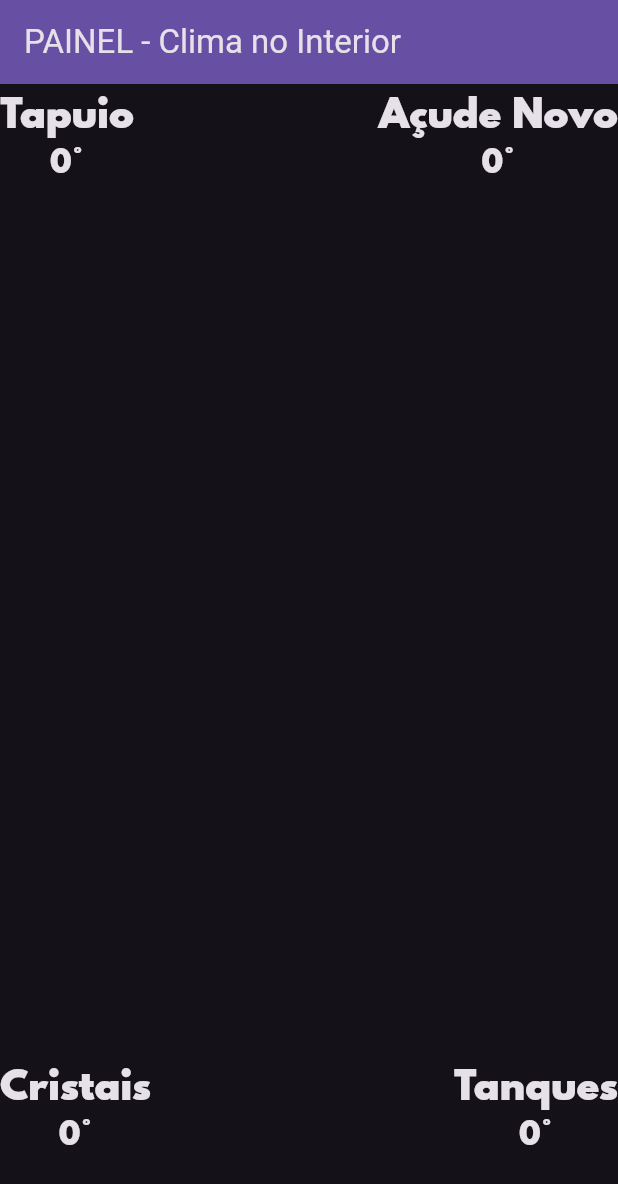
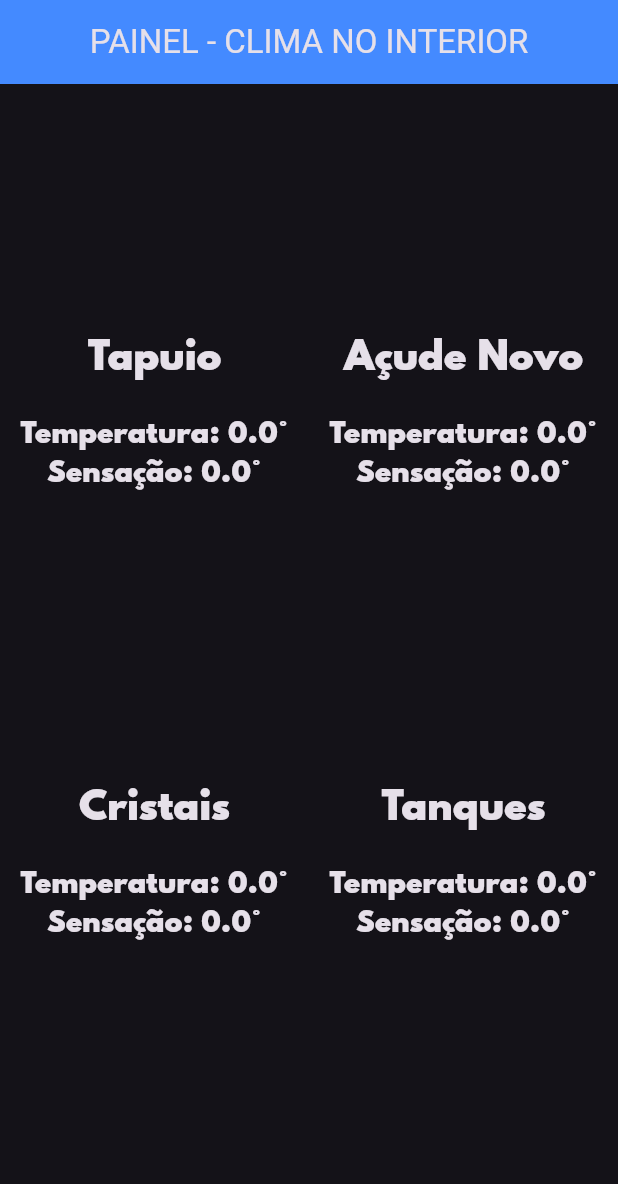
Before and after one commit to windmateus/clima_interior, a Flutter app: the screen it shows after launch, on a phone screen of 412 x 824 dp. Shown: the top 1184 px of the screen. Run offline on Flutter 3.47's test engine with Material 3 defaults, Android fonts, the phone set to English and light mode, and no system bars; network calls fail.

Commit message:
Refactor Localidade and Painel screens to include sensation temperature; update Clima service to use HttpService and remove NetworkHelper

```diff
--- a/lib/screens/localidade.dart
+++ b/lib/screens/localidade.dart
@@ -2,10 +2,11 @@ import 'package:clima_interior/utilities/constantes.dart';
 import 'package:flutter/material.dart';
 
 class Localidade extends StatefulWidget {
-  Localidade({required this.local, required this.temperatura, required this.iconeClima});
+  Localidade({required this.local, required this.temperatura, required this.sensacao, required this.iconeClima});
 
   final String local;
-  final int temperatura;
+  final double temperatura;
+  final double sensacao;
   final String iconeClima;
 
   @override
@@ -17,14 +18,22 @@ class _LocalidadeState extends State<Localidade> {
   @override
   Widget build(BuildContext context) {
     return
-       Column(
-          children: <Widget>[
+        Expanded(
+          child: Column(
+              crossAxisAlignment: CrossAxisAlignment.center,
+              mainAxisAlignment: MainAxisAlignment.center,
+              children: [
                 Text(
                   '${widget.local}',
                   style: kLocalidadeTextStyle,
                 ),
+                Text(''),
                 Text(
-              '${widget.temperatura}°',
+                  'Temperatura: ${widget.temperatura.toStringAsFixed(1)}°',
+                  style: kTempTextStyle,
+                ),
+                Text(
+                  'Sensação: ${widget.sensacao.toStringAsFixed(1)}°',
                   style: kTempTextStyle,
                 ),
                 Text(
@@ -32,6 +41,7 @@ class _LocalidadeState extends State<Localidade> {
                   style: kConditionTextStyle,
                 ),
               ],
+            )
         );
   }
 
--- a/lib/screens/painel.dart
+++ b/lib/screens/painel.dart
@@ -15,7 +15,8 @@ class _PainelState extends State<Painel> {
   List<String> localidades = ['Tapuio', 'Açude Novo', 'Cristais', 'Tanques'];
   List<double> latitudes = [-4.518212058306935, -4.5276951480839225, -4.494944727808677, -4.537764764065196];
   List<double> longitudes = [-38.324611647601884, -38.31201350876564, -38.35697036900562, -38.30215778202035];
-  List<int> temperaturas = [0, 0, 0, 0];
+  List<double> temperaturas = [0.0, 0.0, 0.0, 0.0];
+  List<double> sensacoes = [0.0, 0.0, 0.0, 0.0];
   List<String> iconesClima = [' ', ' ', ' ', ' '];
 
   @override
@@ -29,7 +30,8 @@ class _PainelState extends State<Painel> {
         print('Localidade: ${localidades[i]} - Lat: ${latitudes[i]} - Lon: ${longitudes[i]}');
         var climaData = await clima.getClimaLocalidade(latitudes[i], longitudes[i]);
         setState(() {
-          temperaturas[i] = climaData['main']['temp'].toInt();
+          temperaturas[i] = climaData['main']['temp'].toDouble();
+          sensacoes[i] = climaData['main']['feels_like'].toDouble();
           var condition = climaData['weather'][0]['id'];
           iconesClima[i] = clima.getIcone(condition);
         });
@@ -40,38 +42,38 @@ class _PainelState extends State<Painel> {
   Widget build(BuildContext context) {
     return Scaffold(
       appBar: AppBar(
-        backgroundColor: Theme.of(context).colorScheme.inversePrimary,
-        title: Text('PAINEL - Clima no Interior'),
+        backgroundColor: Colors.blueAccent,
+        title:
+        Center(
+          child: Text('PAINEL - CLIMA NO INTERIOR', textAlign: TextAlign.center),
+        )
       ),
       body: Container(
-        decoration: BoxDecoration(
-
-        ),
         constraints: BoxConstraints.expand(),
         child: SafeArea(
           child: Column(
-            mainAxisAlignment: MainAxisAlignment.spaceBetween,
-            crossAxisAlignment: CrossAxisAlignment.stretch,
+            mainAxisAlignment: MainAxisAlignment.center,
+            crossAxisAlignment: CrossAxisAlignment.center,
             children: <Widget>[
               SizedBox(
-                height: 120,
+                height: 300,
                 child: Row(
-                  mainAxisAlignment: MainAxisAlignment.spaceBetween,
+                  mainAxisAlignment: MainAxisAlignment.center,
                   crossAxisAlignment: CrossAxisAlignment.center,
                   children: <Widget>[
-                    Localidade(local: localidades[0], temperatura: temperaturas[0], iconeClima: iconesClima[0]),
-                    Localidade(local: localidades[1], temperatura: temperaturas[1], iconeClima: iconesClima[1]),
+                    Localidade(local: localidades[0], temperatura: temperaturas[0], sensacao: sensacoes[0], iconeClima: iconesClima[0]),
+                    Localidade(local: localidades[1], temperatura: temperaturas[1], sensacao: sensacoes[1], iconeClima: iconesClima[1]),
                   ],
                 ),
               ),
               SizedBox(
-                height: 120,
+                height: 300,
                 child: Row(
-                  mainAxisAlignment: MainAxisAlignment.spaceBetween,
+                  mainAxisAlignment: MainAxisAlignment.center,
                   crossAxisAlignment: CrossAxisAlignment.center,
                   children: <Widget>[
-                    Localidade(local: localidades[2], temperatura: temperaturas[2], iconeClima: iconesClima[2]),
-                    Localidade(local: localidades[3], temperatura: temperaturas[3], iconeClima: iconesClima[3]),
+                    Localidade(local: localidades[2], temperatura: temperaturas[2], sensacao: sensacoes[2], iconeClima: iconesClima[2]),
+                    Localidade(local: localidades[3], temperatura: temperaturas[3], sensacao: sensacoes[3], iconeClima: iconesClima[3]),
                   ],
                 ),
               )
--- a/lib/services/clima.dart
+++ b/lib/services/clima.dart
@@ -1,14 +1,13 @@
-import 'package:clima_interior/services/networking.dart';
+import 'package:clima_interior/services/httpservice.dart';
 
-const apiKey = 'SUA_API_KEY';
+const apiKey = 'SUA_API_KEY_AQUI';
 const openWeatherMapURL = 'https://api.openweathermap.org/data/2.5/weather';
 
 class Clima {
 
   Future<dynamic> getClimaLocalidade(double latitude, double longitude) async {
-    NetworkHelper networkHelper = NetworkHelper('$openWeatherMapURL?lat=${latitude}&lon=${longitude}&appid=$apiKey&units=metric');
-
-    var climaData = await networkHelper.getData();
+    HttpService httpService = HttpService('$openWeatherMapURL?lat=${latitude}&lon=${longitude}&appid=$apiKey&units=metric');
+    var climaData = await httpService.getData();
     return climaData;
   }
 
--- a/lib/services/networking.dart
+++ b/lib/services/httpservice.dart
@@ -1,9 +1,9 @@
 import 'package:http/http.dart' as http;
 import 'dart:convert';
 
-class NetworkHelper {
+class HttpService {
 
-  NetworkHelper(this.url);
+  HttpService(this.url);
 
   final String url;
 
--- a/lib/utilities/constantes.dart
+++ b/lib/utilities/constantes.dart
@@ -2,11 +2,11 @@ import 'package:flutter/material.dart';
 
 const kTempTextStyle = TextStyle(
   fontFamily: 'Spartan MB',
-  fontSize: 20.0,
+  fontSize: 18.0,
 );
 
 const kConditionTextStyle = TextStyle(
-  fontSize: 20.0,
+  fontSize: 25.0,
 );
 
 const kLocalidadeTextStyle = TextStyle(
```
Lines whose indentation alone changed are shown as unchanged.
